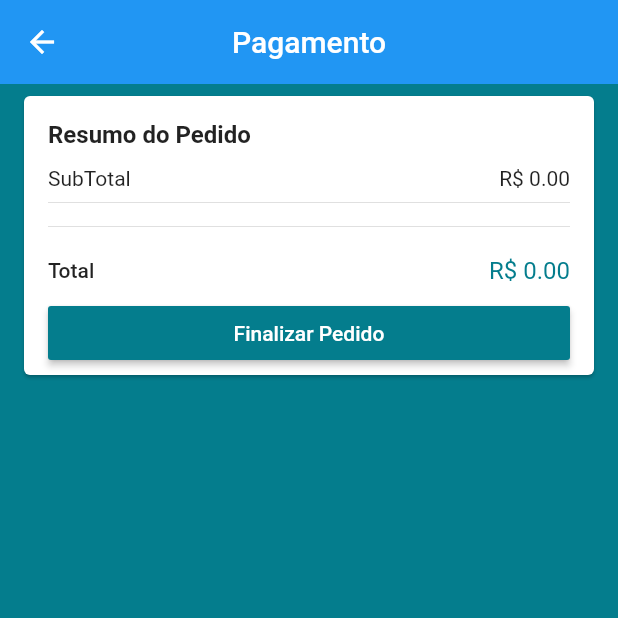
After one commit to marlonlamartine/loja_vestuario_cli_adm, a Flutter app: the CheckoutScreen screen opened by its route, after a tap on "Finalizar Pedido", on a phone screen of 412 x 824 dp, the top half of it. The commit adds this screen. Run offline on Flutter 3.47's test engine with Material 2 defaults, Android fonts, the phone set to English and light mode, and no system bars; our stand-ins replace brasil_fields, carousel_pro, cloud_firestore, dio, firebase_auth, firebase_storage and 4 more; missing offline and left inert: alphabet_list_scroll_view; accounts and stored records are empty.

Commit message:
Criando tela de checkout

```diff
--- a/lib/main.dart
+++ b/lib/main.dart
@@ -8,12 +8,12 @@ import 'package:loja_virtual_2_0/models/user_manager.dart';
 import 'package:loja_virtual_2_0/screens/adress/address_screen.dart';
 import 'package:loja_virtual_2_0/screens/base/base_screen.dart';
 import 'package:loja_virtual_2_0/screens/cart/cart_screen.dart';
+import 'package:loja_virtual_2_0/screens/checkout/checkout_screen.dart';
 import 'package:loja_virtual_2_0/screens/edit_product/edit_product_screen.dart';
 import 'package:loja_virtual_2_0/screens/login/login_screen.dart';
 import 'package:loja_virtual_2_0/screens/product/product_screen.dart';
 import 'package:loja_virtual_2_0/screens/select_product/select_product_screen.dart';
 import 'package:loja_virtual_2_0/screens/signup/signup_screen.dart';
-import 'package:loja_virtual_2_0/services/cepaberto_service.dart';
 import 'package:provider/provider.dart';
 
 void main() {
@@ -87,6 +87,10 @@ class MyApp extends StatelessWidget {
               return MaterialPageRoute(
                   builder: (_) => AddressScreen()
               );
+            case '/checkout':
+              return MaterialPageRoute(
+                  builder: (_) => CheckoutScreen()
+              );
             case '/edit_product':
               return MaterialPageRoute(
                   builder: (_) => EditProductScreen(
--- /dev/null
+++ b/lib/models/checkout_manager.dart
@@ -0,0 +1,12 @@
+import 'package:flutter/cupertino.dart';
+import 'package:loja_virtual_2_0/models/cart_manager.dart';
+
+class CheckoutManager extends ChangeNotifier{
+
+  CartManager cartManager;
+
+  //ignore: use_setters_to_change_properties
+  void updateCart(CartManager cartManager){
+    this.cartManager = cartManager;
+  }
+}
--- a/lib/screens/adress/address_screen.dart
+++ b/lib/screens/adress/address_screen.dart
@@ -21,7 +21,7 @@ class AddressScreen extends StatelessWidget {
                 return PriceCard(
                   buttonText: 'Continuar para o pagamento',
                   onPressed: cartManager.isAddresValid ? (){
-
+                    Navigator.of(context).pushNamed('/checkout');
                   } : null,
                 );
               }
--- /dev/null
+++ b/lib/screens/checkout/checkout_screen.dart
@@ -0,0 +1,32 @@
+import 'package:flutter/material.dart';
+import 'package:loja_virtual_2_0/common/price_card.dart';
+import 'package:loja_virtual_2_0/models/cart_manager.dart';
+import 'package:loja_virtual_2_0/models/checkout_manager.dart';
+import 'package:provider/provider.dart';
+
+class CheckoutScreen extends StatelessWidget {
+
+  @override
+  Widget build(BuildContext context) {
+    return ChangeNotifierProxyProvider<CartManager, CheckoutManager>(
+      create: (_) => CheckoutManager(),
+      update: (_, cartManager, checkoutManager) =>
+        checkoutManager..updateCart(cartManager),
+      lazy: false,
+      child: Scaffold(
+        appBar: AppBar(
+          title: const Text('Pagamento'),
+          centerTitle: true,
+        ),
+        body: ListView(
+          children: [
+            PriceCard(
+              buttonText: 'Finalizar Pedido',
+              onPressed: (){},
+            )
+          ],
+        ),
+      ),
+    );
+  }
+}
```
